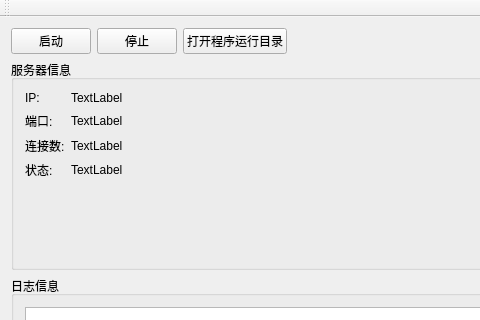
shufameng/TCPOnWindows, file TCPOnWindows/TcpServerOnWindows/tcpserverwindow.ui: the form before one commit; both pictures show x 0 to 480 and y 0 to 320 of the 647 by 546 pixel window.
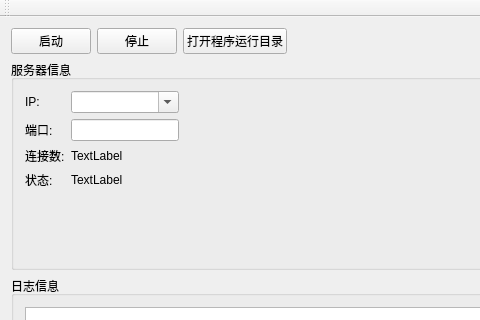
The form after the commit.

Patch:
```diff
--- a/TCPOnWindows/TcpServerOnWindows/tcpserverwindow.ui
+++ b/TCPOnWindows/TcpServerOnWindows/tcpserverwindow.ui
@@ -33,6 +33,30 @@
        <string>服务器信息</string>
       </property>
       <layout class="QGridLayout" name="gridLayout">
+       <item row="0" column="1">
+        <widget class="QComboBox" name="comboBox_host">
+         <property name="editable">
+          <bool>true</bool>
+         </property>
+        </widget>
+       </item>
+       <item row="1" column="1">
+        <widget class="QLineEdit" name="lineEdit_port">
+         <property name="sizePolicy">
+          <sizepolicy hsizetype="Preferred" vsizetype="Fixed">
+           <horstretch>0</horstretch>
+           <verstretch>0</verstretch>
+          </sizepolicy>
+         </property>
+        </widget>
+       </item>
+       <item row="1" column="0">
+        <widget class="QLabel" name="label_2">
+         <property name="text">
+          <string>端口:</string>
+         </property>
+        </widget>
+       </item>
        <item row="0" column="0">
         <widget class="QLabel" name="label">
          <property name="text">
@@ -47,27 +71,6 @@
          </property>
         </widget>
        </item>
-       <item row="1" column="0">
-        <widget class="QLabel" name="label_2">
-         <property name="text">
-          <string>端口:</string>
-         </property>
-        </widget>
-       </item>
-       <item row="1" column="1">
-        <widget class="QLabel" name="label_port">
-         <property name="text">
-          <string>TextLabel</string>
-         </property>
-        </widget>
-       </item>
-       <item row="0" column="1">
-        <widget class="QLabel" name="label_ip">
-         <property name="text">
-          <string>TextLabel</string>
-         </property>
-        </widget>
-       </item>
        <item row="2" column="0">
         <widget class="QLabel" name="label_3">
          <property name="text">
```
Left out of the diff: 28 changed lines with no effect on the pictures.
